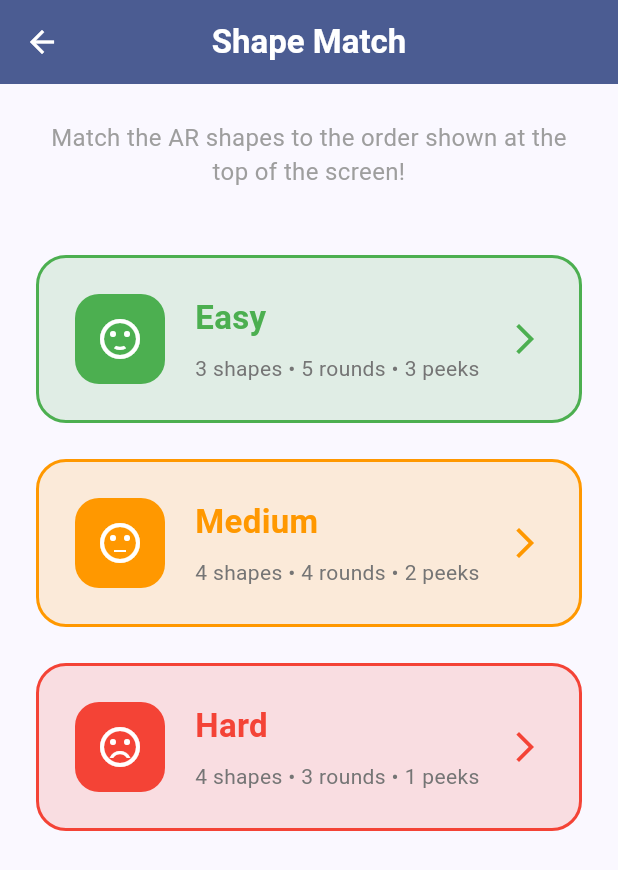
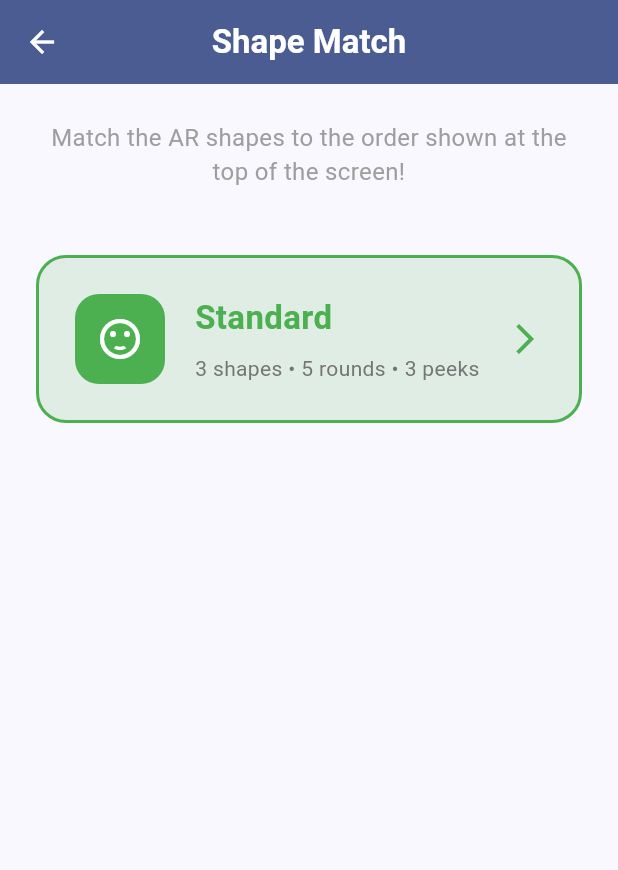
Before and after one commit to Agido26/mtbi_rehab_app, a Flutter app: the ShapeMatchLevelSelect screen opened directly, on a phone screen of 412 x 824 dp. Shown: the top 870 px of the screen. Run offline on Flutter 3.47's test engine with Material 3 defaults, Android fonts, the phone set to English and light mode, and no system bars; our stand-ins replace camera, fl_chart, permission_handler, shared_preferences, sqflite, webview_flutter; missing offline and left inert: webview_flutter_android; accounts and stored records are empty.

Commit message:
fixes in the ui

```diff
--- a/lib/models/shape_match_config.dart
+++ b/lib/models/shape_match_config.dart
@@ -3,6 +3,8 @@ import 'package:flutter/material.dart';
 enum Difficulty { easy, medium, hard }
 
 extension DifficultyExt on Difficulty {
+  /// ✅ Shape Match has ONE mode only — display name (no "what's next?" questions)
+  String get shapeMatchDisplayName => 'Standard';
   String get displayName {
     switch (this) {
       case Difficulty.easy:
--- a/lib/screens/games/shape_match/shape_match_game.dart
+++ b/lib/screens/games/shape_match/shape_match_game.dart
@@ -51,8 +51,7 @@ class _ShapeMatchGameState extends State<ShapeMatchGame>
   DateTime _roundStartedAt = DateTime.now();
 
   late final ShapeMatchConfig _config =
-      ShapeMatchConfig.forDifficulty(widget.difficulty);
-
+      ShapeMatchConfig.forDifficulty(Difficulty.easy); // ✅ the only mode
   @override
   void initState() {
     super.initState();
@@ -439,7 +438,7 @@ class _ShapeMatchGameState extends State<ShapeMatchGame>
           mainAxisSize: MainAxisSize.min,
           crossAxisAlignment: CrossAxisAlignment.start,
           children: [
-            Text('Mode: ${_config.difficulty.displayName}',
+            Text('Mode: ${_config.difficulty.shapeMatchDisplayName}',
                 style: TextStyle(
                     color: _config.difficulty.color,
                     fontWeight: FontWeight.bold)),
--- a/lib/screens/games/shape_match/shape_match_level_select.dart
+++ b/lib/screens/games/shape_match/shape_match_level_select.dart
@@ -6,76 +6,18 @@ import 'shape_match_game.dart';
 class ShapeMatchLevelSelect extends StatelessWidget {
   const ShapeMatchLevelSelect({super.key});
 
-  void _startGame(BuildContext context, Difficulty difficulty) {
+  void _startGame(BuildContext context) {
     Navigator.of(context).push(
       MaterialPageRoute(
-        builder: (_) => ShapeMatchGame(difficulty: difficulty),
-      ),
-    );
-  }
-
-  Widget _buildLevelCard(
-    BuildContext context,
-    Difficulty difficulty,
-    Color color,
-    IconData icon,
-  ) {
-    final config = ShapeMatchConfig.forDifficulty(difficulty);
-
-    return GestureDetector(
-      onTap: () => _startGame(context, difficulty),
-      child: Container(
-        margin: const EdgeInsets.symmetric(horizontal: 24, vertical: 12),
-        padding: const EdgeInsets.all(24),
-        decoration: BoxDecoration(
-          color: color.withOpacity(0.15),
-          borderRadius: BorderRadius.circular(20),
-          border: Border.all(color: color, width: 2),
-        ),
-        child: Row(
-          children: [
-            Container(
-              width: 60,
-              height: 60,
-              decoration: BoxDecoration(
-                color: color,
-                borderRadius: BorderRadius.circular(16),
-              ),
-              child: Icon(icon, color: Colors.white, size: 32),
-            ),
-            const SizedBox(width: 20),
-            Expanded(
-              child: Column(
-                crossAxisAlignment: CrossAxisAlignment.start,
-                children: [
-                  Text(
-                    difficulty.displayName,
-                    style: TextStyle(
-                      fontSize: 22,
-                      fontWeight: FontWeight.bold,
-                      color: color,
-                    ),
-                  ),
-                  const SizedBox(height: 8),
-                  Text(
-                    '${config.cardsCount} shapes • ${config.roundsCount} rounds • ${config.peeksAllowed} peeks',
-                    style: TextStyle(
-                      fontSize: 14,
-                      color: Colors.grey[600],
-                    ),
-                  ),
-                ],
-              ),
-            ),
-            Icon(Icons.arrow_forward_ios, color: color),
-          ],
-        ),
+        builder: (_) => const ShapeMatchGame(difficulty: Difficulty.easy),
       ),
     );
   }
 
   @override
   Widget build(BuildContext context) {
+    final config = ShapeMatchConfig.forDifficulty(Difficulty.easy);
+
     return AppScaffold(
       title: 'Shape Match',
       body: Column(
@@ -90,23 +32,57 @@ class ShapeMatchLevelSelect extends StatelessWidget {
             ),
           ),
           const SizedBox(height: 32),
-          _buildLevelCard(
-            context,
-            Difficulty.easy,
-            Colors.green,
-            Icons.sentiment_satisfied,
-          ),
-          _buildLevelCard(
-            context,
-            Difficulty.medium,
-            Colors.orange,
-            Icons.sentiment_neutral,
-          ),
-          _buildLevelCard(
-            context,
-            Difficulty.hard,
-            Colors.red,
-            Icons.sentiment_very_dissatisfied,
+          // ✅ Single "Standard" mode card (no medium/hard)
+          GestureDetector(
+            onTap: () => _startGame(context),
+            child: Container(
+              margin: const EdgeInsets.symmetric(horizontal: 24, vertical: 12),
+              padding: const EdgeInsets.all(24),
+              decoration: BoxDecoration(
+                color: Colors.green.withOpacity(0.15),
+                borderRadius: BorderRadius.circular(20),
+                border: Border.all(color: Colors.green, width: 2),
+              ),
+              child: Row(
+                children: [
+                  Container(
+                    width: 60,
+                    height: 60,
+                    decoration: BoxDecoration(
+                      color: Colors.green,
+                      borderRadius: BorderRadius.circular(16),
+                    ),
+                    child: const Icon(Icons.sentiment_satisfied,
+                        color: Colors.white, size: 32),
+                  ),
+                  const SizedBox(width: 20),
+                  Expanded(
+                    child: Column(
+                      crossAxisAlignment: CrossAxisAlignment.start,
+                      children: [
+                        const Text(
+                          'Standard',
+                          style: TextStyle(
+                            fontSize: 22,
+                            fontWeight: FontWeight.bold,
+                            color: Colors.green,
+                          ),
+                        ),
+                        const SizedBox(height: 8),
+                        Text(
+                          '${config.cardsCount} shapes • ${config.roundsCount} rounds • ${config.peeksAllowed} peeks',
+                          style: TextStyle(
+                            fontSize: 14,
+                            color: Colors.grey[600],
+                          ),
+                        ),
+                      ],
+                    ),
+                  ),
+                  const Icon(Icons.arrow_forward_ios, color: Colors.green),
+                ],
+              ),
+            ),
           ),
         ],
       ),
```
Also changed, not shown: lib/screens/clinical_report_screen.dart (+42 -8 lines), lib/screens/dashboard_screen.dart (+35 -15 lines).
